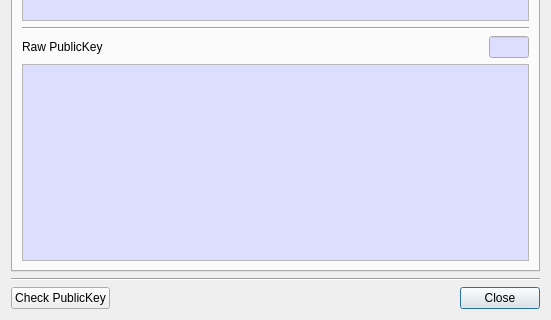
Above: CryptokiMan/pri_key_info_dlg.ui from jykim74/CryptokiMan before the change; both pictures show x 0 to 551 and y 324 to 644 of the 551 by 644 pixel window. Below: the same form after it.
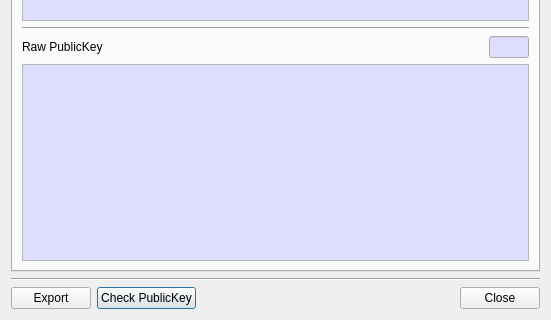
That is the form after the change.

Diff of the .ui file:
```diff
--- a/CryptokiMan/pri_key_info_dlg.ui
+++ b/CryptokiMan/pri_key_info_dlg.ui
@@ -2577,7 +2577,14 @@
      <property name="topMargin">
       <number>0</number>
      </property>
-     <item row="0" column="5">
+     <item row="0" column="1">
+      <widget class="QPushButton" name="mCheckPubKeyBtn">
+       <property name="text">
+        <string>Check PublicKey</string>
+       </property>
+      </widget>
+     </item>
+     <item row="0" column="6">
       <widget class="QPushButton" name="mCloseBtn">
        <property name="text">
         <string>Close</string>
@@ -2585,6 +2592,13 @@
       </widget>
      </item>
      <item row="0" column="2">
+      <widget class="QLabel" name="mInfoLabel">
+       <property name="text">
+        <string/>
+       </property>
+      </widget>
+     </item>
+     <item row="0" column="3">
       <spacer name="horizontalSpacer">
        <property name="orientation">
         <enum>Qt::Horizontal</enum>
@@ -2598,16 +2612,9 @@
       </spacer>
      </item>
      <item row="0" column="0">
-      <widget class="QPushButton" name="mCheckPubKeyBtn">
+      <widget class="QPushButton" name="mExportBtn">
        <property name="text">
-        <string>Check PublicKey</string>
-       </property>
-      </widget>
-     </item>
-     <item row="0" column="1">
-      <widget class="QLabel" name="mInfoLabel">
-       <property name="text">
-        <string/>
+        <string>Export</string>
        </property>
       </widget>
      </item>
```
